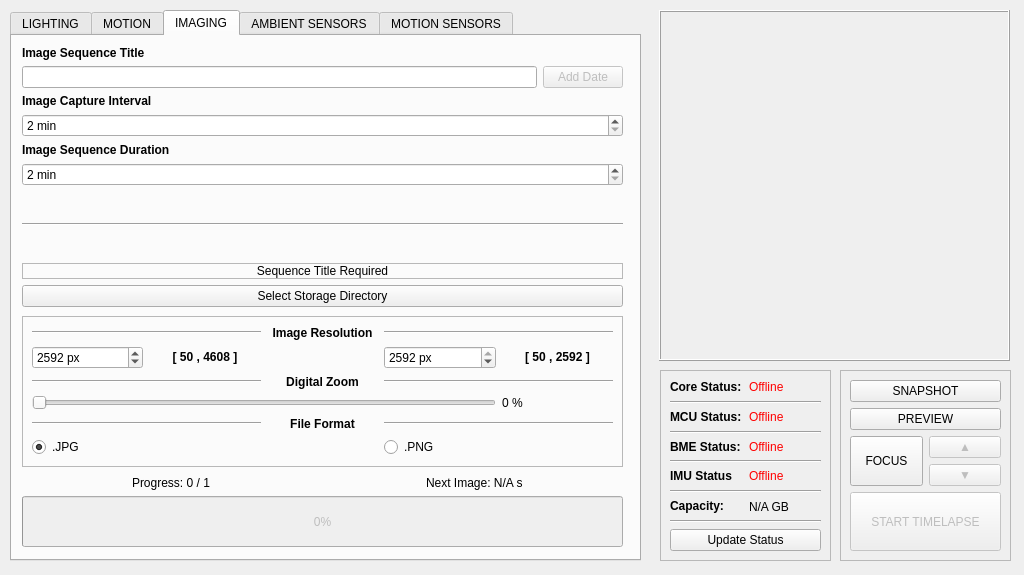
Above: _ui/Clinostat.ui from CoCl-Jerry/SciSpin_Max_Dev before the change. Below: the same form after it.
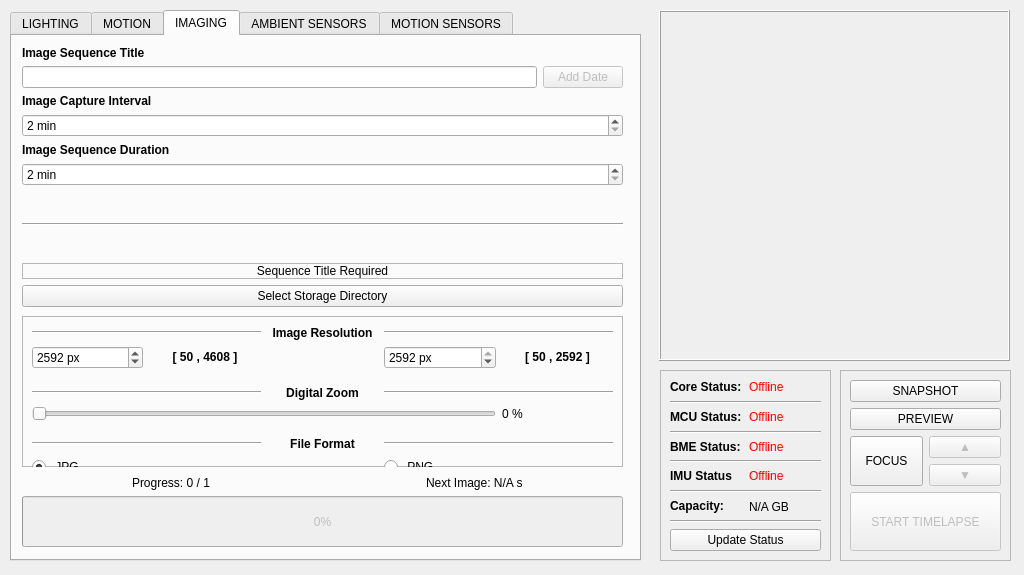
That is the form after the change. The open tabs and pages were chosen to show the change. Icons and pictures are not drawn. Custom widgets are drawn as their Qt base class.

Patch:
```diff
--- a/_ui/Clinostat.ui
+++ b/_ui/Clinostat.ui
@@ -879,7 +879,7 @@
          <x>10</x>
          <y>10</y>
          <width>581</width>
-         <height>131</height>
+         <height>162</height>
         </rect>
        </property>
        <layout class="QGridLayout" name="gridLayout_2">
```
Left out of the diff: 4 changed lines with no effect on the pictures.
